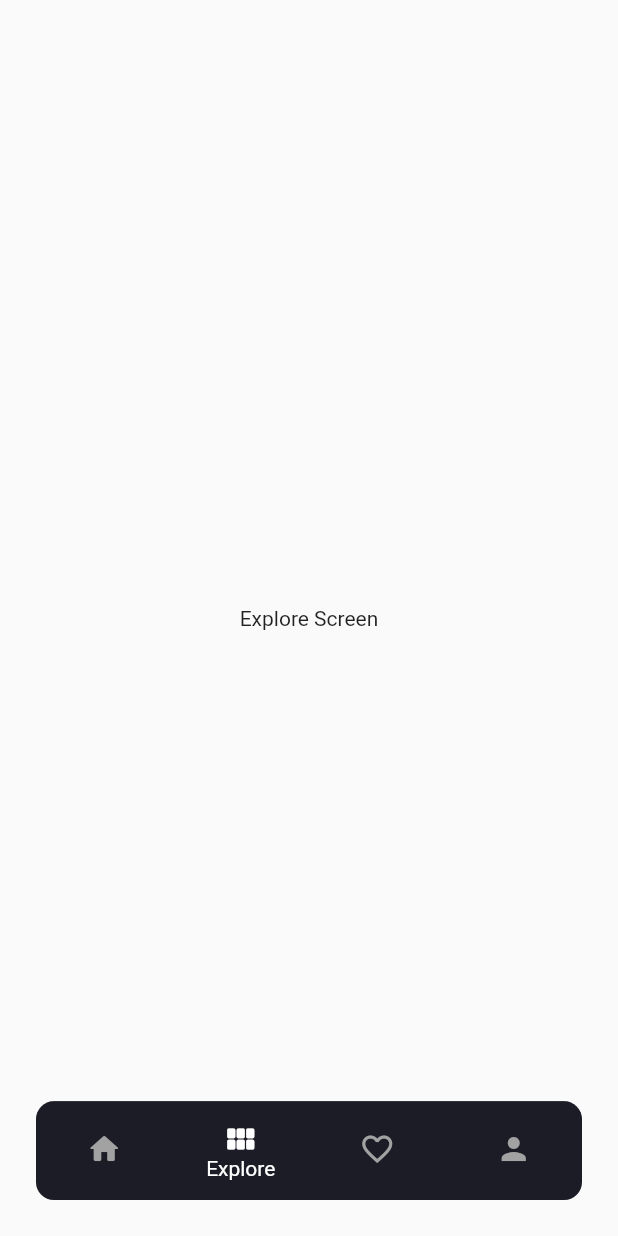
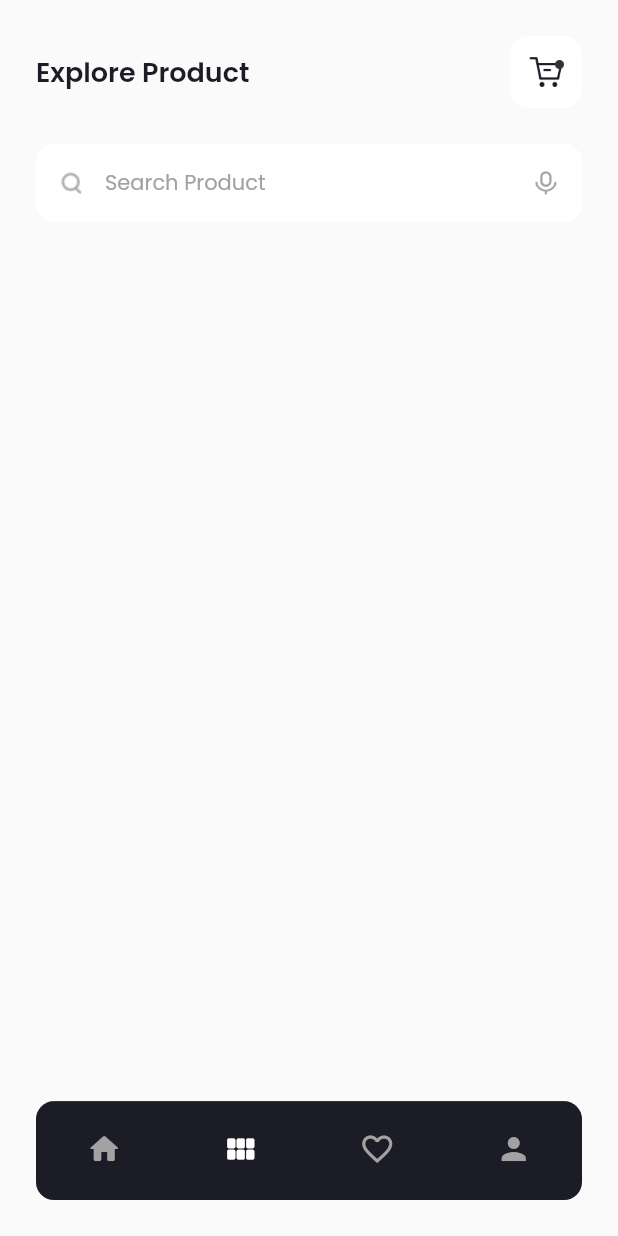
Before and after one commit to LazuardiFadhilah/Furnishop, a Flutter app: the screen it shows after launch, item 2 of the bottom bar chosen, on a phone screen of 412 x 824 dp. Run offline on Flutter 3.47's test engine with Material 2 defaults, Android fonts, the phone set to English and light mode, and no system bars; our stand-ins replace google_fonts.

Commit message:
add explore screen

```diff
--- a/lib/main_home_page.dart
+++ b/lib/main_home_page.dart
@@ -37,7 +37,7 @@ class _MainHomePageState extends State<MainHomePage> {
                     type: BottomNavigationBarType.fixed,
                     selectedItemColor: whiteColor,
                     unselectedItemColor: greyColor,
-                    showSelectedLabels: true,
+                    showSelectedLabels: false,
                     showUnselectedLabels: false,
                     backgroundColor: blackColor,
                     currentIndex: MainHomePage.pageIndex,
--- a/lib/screens/explore_screen.dart
+++ b/lib/screens/explore_screen.dart
@@ -1,4 +1,5 @@
 import 'package:flutter/material.dart';
+import 'package:furnishop/styles.dart';
 
 class ExploreScreen extends StatefulWidget {
   static const routeName = '/explore-screen';
@@ -9,11 +10,87 @@ class ExploreScreen extends StatefulWidget {
 }
 
 class _ExploreScreenState extends State<ExploreScreen> {
+  Widget headerExplore() {
+    return Container(
+      padding: const EdgeInsets.all(24),
+      child: Row(
+        mainAxisAlignment: MainAxisAlignment.spaceBetween,
+        children: [
+          Text(
+            'Explore Product',
+            style: titleTextStyle.copyWith(
+              fontSize: 18,
+            ),
+          ),
+          Container(
+            padding: const EdgeInsets.all(12),
+            width: 48,
+            height: 48,
+            decoration: BoxDecoration(
+              color: whiteColor,
+              borderRadius: BorderRadius.circular(12),
+            ),
+            child: Image.asset('assets/empty_cart_icon.png'),
+          ),
+        ],
+      ),
+    );
+  }
+
+  Widget searchBar(context) {
+    return Container(
+      padding: const EdgeInsets.symmetric(horizontal: 12),
+      height: 52,
+      width: MediaQuery.of(context).size.width - 48,
+      decoration: BoxDecoration(
+        color: whiteColor,
+        borderRadius: BorderRadius.circular(12),
+      ),
+      child: Row(
+        mainAxisAlignment: MainAxisAlignment.spaceBetween,
+        children: [
+          Image.asset('assets/search_icon.png'),
+          const SizedBox(
+            width: 10,
+          ),
+          Expanded(
+            child: TextField(
+              decoration: InputDecoration.collapsed(
+                hintText: 'Search Product',
+                hintStyle: descTextStyle.copyWith(
+                  fontSize: 14,
+                ),
+              ),
+              style: descTextStyle.copyWith(
+                color: blackColor,
+                fontSize: 14,
+              ),
+            ),
+          ),
+          const SizedBox(
+            width: 2,
+          ),
+          Image.asset(
+            'assets/mic_icon.png',
+            height: 24,
+            width: 24,
+          ),
+        ],
+      ),
+    );
+  }
+
   @override
   Widget build(BuildContext context) {
-    return const Scaffold(
-      body: Center(
-        child: Text('Explore Screen'),
+    return Scaffold(
+      body: SafeArea(
+        top: true,
+        child: Column(
+          children: [
+            headerExplore(),
+            searchBar(context),
+          ],
+        ),
       ),
     );
   }
```
